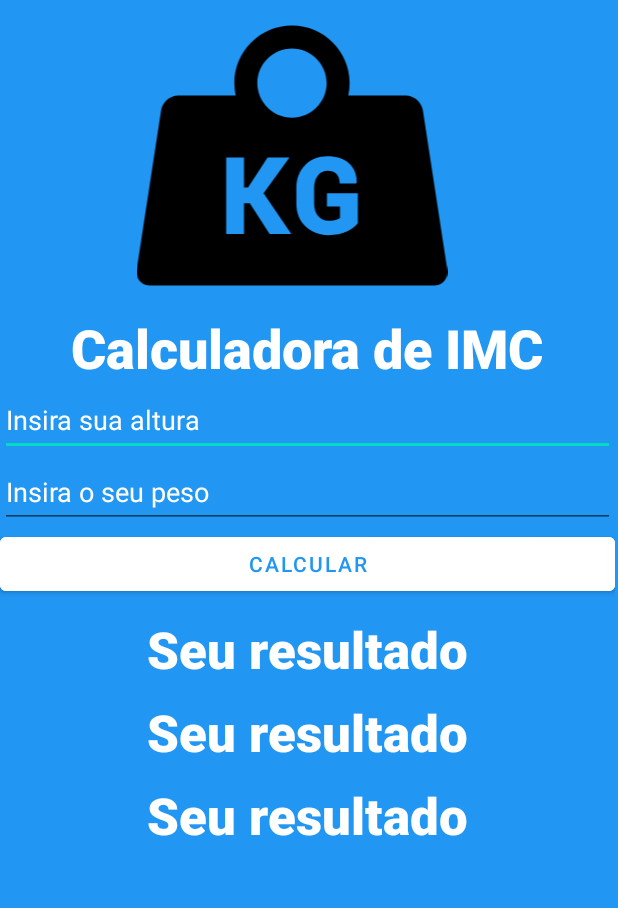
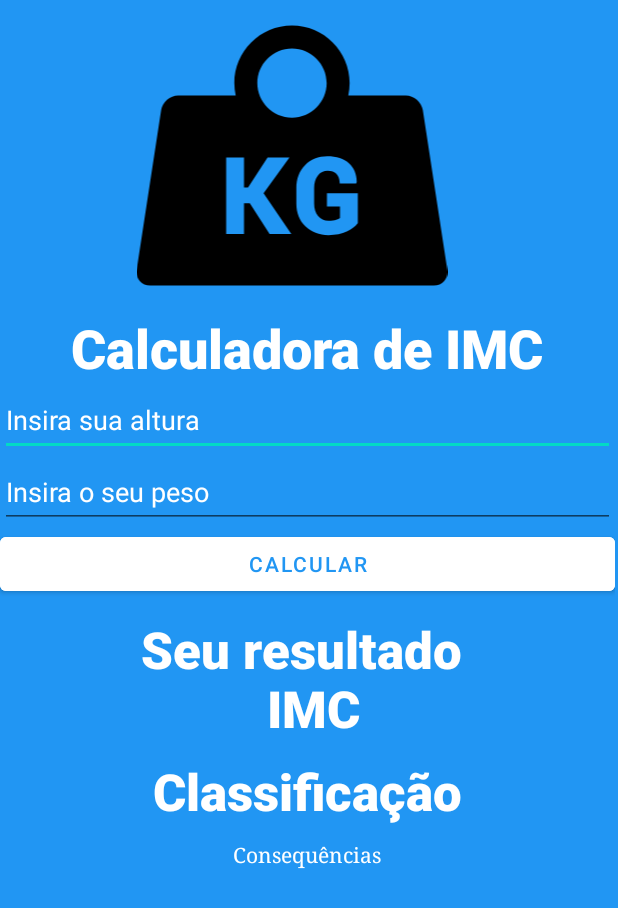
Before and after one commit to FelipeGaleao/CalculadoraIMC, an Android app: the screen it shows after launch (MainActivity), on a phone screen of 412 x 824 dp. Shown: the top 908 px of the screen. Run offline under Robolectric (Android 15) with nearby library versions, the phone set to English and light mode, and no system bars.

```diff
--- a/app/src/main/res/layout/activity_main.xml
+++ b/app/src/main/res/layout/activity_main.xml
@@ -39,6 +39,7 @@
             android:hint="Insira sua altura"
             android:inputType="numberDecimal"
             android:minHeight="48dp"
+            android:textColor="#FFFFFF"
             android:textColorHint="#FFFFFF" />
 
         <EditText
@@ -49,6 +50,7 @@
             android:hint="Insira o seu peso"
             android:inputType="numberDecimal"
             android:minHeight="48dp"
+            android:textColor="#FFFFFF"
             android:textColorHint="#FFFFFF" />
 
         <Button
@@ -65,7 +67,7 @@
             android:layout_height="wrap_content"
             android:layout_marginTop="10dp"
             android:fontFamily="sans-serif-black"
-            android:text="Seu resultado"
+            android:text="Seu resultado \n IMC"
             android:textAlignment="center"
             android:textColor="#FFFFFF"
             android:textSize="34sp" />
@@ -76,7 +78,7 @@
             android:layout_height="wrap_content"
             android:layout_marginTop="10dp"
             android:fontFamily="sans-serif-black"
-            android:text="Seu resultado"
+            android:text="Classificação"
             android:textAlignment="center"
             android:textColor="#FFFFFF"
             android:textSize="34sp" />
@@ -86,10 +88,10 @@
             android:layout_width="match_parent"
             android:layout_height="wrap_content"
             android:layout_marginTop="10dp"
-            android:fontFamily="sans-serif-black"
-            android:text="Seu resultado"
+            android:fontFamily="serif"
+            android:text="Consequências"
             android:textAlignment="center"
             android:textColor="#FFFFFF"
-            android:textSize="34sp" />
+            android:textSize="14sp" />
     </LinearLayout>
 </androidx.constraintlayout.widget.ConstraintLayout>
```
Also changed, not shown: app/src/main/java/com/meicansoftware/calculadoraimc/MainActivity.java (+36 -1 lines).
